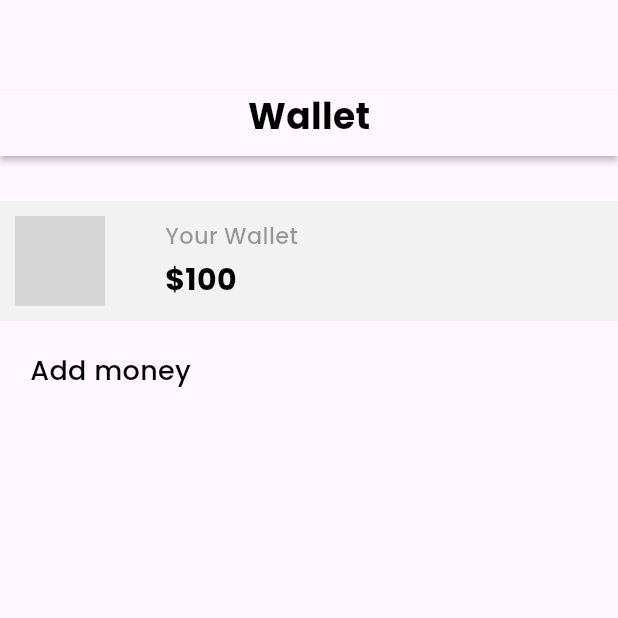
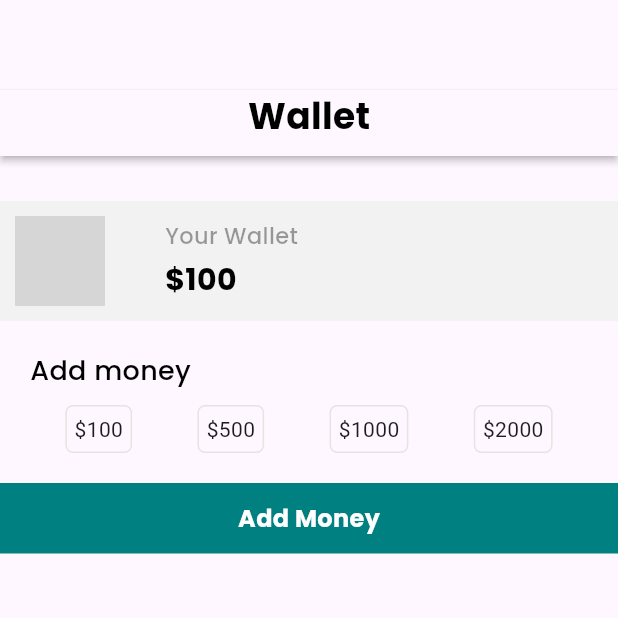
Before and after one commit to YomalB/foodies, a Flutter app: the Wallet screen opened directly, on a phone screen of 412 x 824 dp, the top half of it. Run offline on Flutter 3.47's test engine with Material 3 defaults, Android fonts, the light colour scheme and no system bars; our stand-ins replace curved_navigation_bar, firebase_auth, firebase_core; accounts and stored records are empty; grey boxes are pictures that could not be loaded.

Commit message:
Add Money

```diff
--- a/lib/pages/wallet.dart
+++ b/lib/pages/wallet.dart
@@ -82,17 +82,68 @@ class _WalletState extends State<Wallet> {
               height: 10.0,
             ),
             Row(
+              mainAxisAlignment: MainAxisAlignment.spaceEvenly,
               children: [
                 Container(
                   padding: EdgeInsets.all(5),
                   decoration: BoxDecoration(
-                    border: Border.all(
-                      color: Color(0xFFE9E2E2)
-                    ),bo
+                      border: Border.all(color: Color(0xFFE9E2E2)),
+                      borderRadius: BorderRadius.circular(5)),
+                  child: Text(
+                    "\$" + "100",
+                    style: AppWidget.semiBoldTextFeildStyle(),
                   ),
-                )
+                ),
+                Container(
+                  padding: EdgeInsets.all(5),
+                  decoration: BoxDecoration(
+                      border: Border.all(color: Color(0xFFE9E2E2)),
+                      borderRadius: BorderRadius.circular(5)),
+                  child: Text(
+                    "\$" + "500",
+                    style: AppWidget.semiBoldTextFeildStyle(),
+                  ),
+                ),
+                Container(
+                  padding: EdgeInsets.all(5),
+                  decoration: BoxDecoration(
+                      border: Border.all(color: Color(0xFFE9E2E2)),
+                      borderRadius: BorderRadius.circular(5)),
+                  child: Text(
+                    "\$" + "1000",
+                    style: AppWidget.semiBoldTextFeildStyle(),
+                  ),
+                ),
+                Container(
+                  padding: EdgeInsets.all(5),
+                  decoration: BoxDecoration(
+                      border: Border.all(color: Color(0xFFE9E2E2)),
+                      borderRadius: BorderRadius.circular(5)),
+                  child: Text(
+                    "\$" + "2000",
+                    style: AppWidget.semiBoldTextFeildStyle(),
+                  ),
+                ),
               ],
-            )
+            ),
+            SizedBox(
+              height: 20.0,
+            ),
+            Container(
+              padding: EdgeInsets.symmetric(vertical: 12.0),
+              width: MediaQuery.of(context).size.width,
+              decoration: BoxDecoration(color: Color(0xFF008080)),
+              child: Center(
+                child: Text(
+                  "Add Money",
+                  style: TextStyle(
+                      color: Colors.white,
+                      fontSize: 16.0,
+                      fontFamily: 'Poppins',
+                      fontWeight: FontWeight.bold),
+                ),
+              ),
+            ),
           ],
         ),
       ),
```
